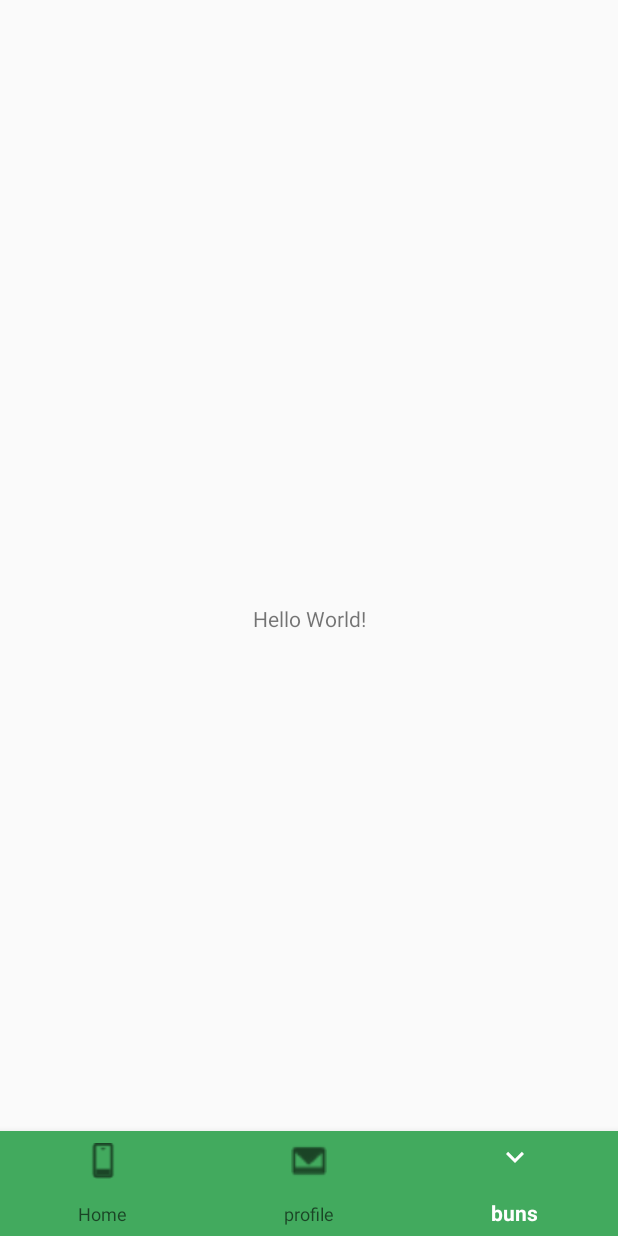
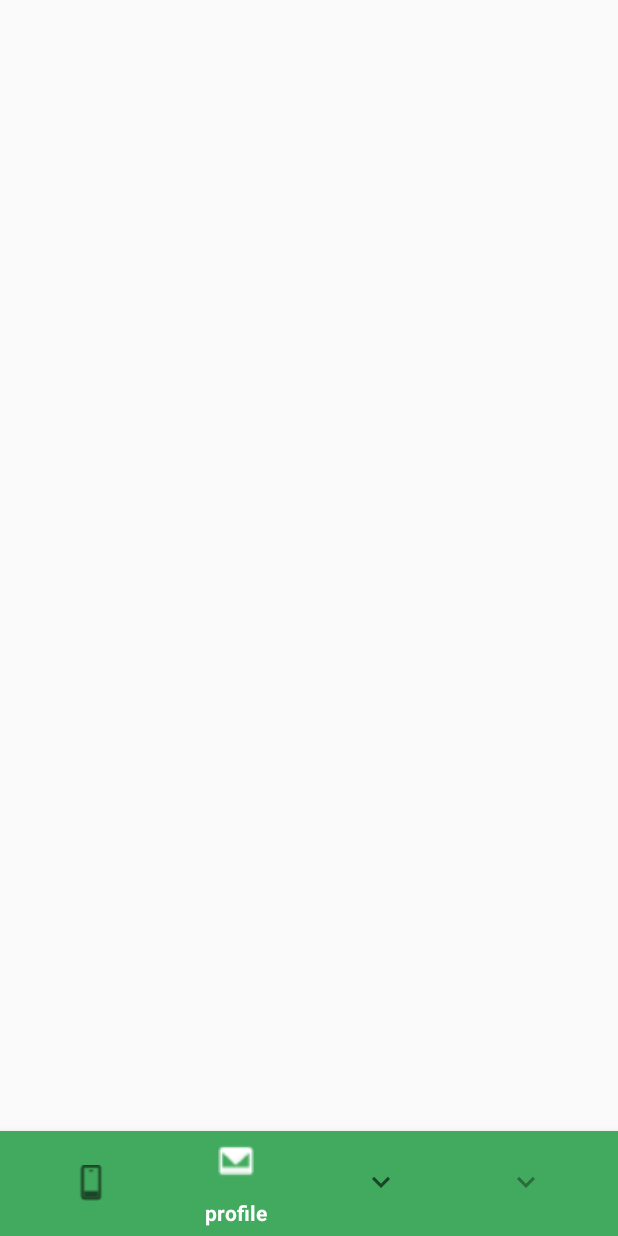
Before and after one commit to cranium44/DecagonClassroom, an Android app: the screen it shows after launch (MainActivity), item 3 of the bottom bar chosen, on a phone screen of 412 x 824 dp. Run offline under Robolectric (Android 15) with nearby library versions, the phone set to English and light mode, and no system bars; 3 statements that could not run were skipped.

Commit message:
created home and profile fragments, added to navbar

```diff
--- a/app/build.gradle
+++ b/app/build.gradle
@@ -29,6 +29,7 @@ dependencies {
     implementation 'androidx.appcompat:appcompat:1.1.0'
     implementation 'androidx.core:core-ktx:1.1.0'
     implementation 'androidx.constraintlayout:constraintlayout:1.1.3'
+    implementation 'androidx.legacy:legacy-support-v4:1.0.0'
     testImplementation 'junit:junit:4.12'
     androidTestImplementation 'androidx.test.ext:junit:1.1.1'
     androidTestImplementation 'androidx.test.espresso:espresso-core:3.2.0'
--- a/app/src/main/java/com/decagon/decagonclassroom/MainActivity.kt
+++ b/app/src/main/java/com/decagon/decagonclassroom/MainActivity.kt
@@ -1,18 +1,50 @@
 package com.decagon.decagonclassroom
 
-import android.content.Intent
 import android.os.Bundle
+import android.view.MenuItem
 import androidx.appcompat.app.AppCompatActivity
+import com.google.android.material.bottomnavigation.BottomNavigationView
 import kotlinx.android.synthetic.main.activity_main.*
 
-class MainActivity : AppCompatActivity() {
+class MainActivity : AppCompatActivity(), BottomNavigationView.OnNavigationItemSelectedListener {
+
+    override fun onNavigationItemSelected(p0: MenuItem): Boolean {
+        TODO("not implemented") //To change body of created functions use File | Settings | File Templates.
+    }
 
     override fun onCreate(savedInstanceState: Bundle?) {
         super.onCreate(savedInstanceState)
         setContentView(R.layout.activity_main)
+        val homeFragment = HomeFragment()
+        val profileFragment = ProfileFragment()
 
-        hello.setOnClickListener {
-            startActivity(Intent(applicationContext, LoginActivity::class.java))
+        supportFragmentManager.beginTransaction()
+            .replace(R.id.layout_fragment_container, homeFragment)
+            .commit()
+        bottom_navigation_view.selectedItemId = R.id.home_nav
+
+
+        bottom_navigation_view.setOnNavigationItemSelectedListener {
+            when (it.itemId) {
+                R.id.home_nav -> {
+                    supportFragmentManager.beginTransaction()
+                        .replace(R.id.layout_fragment_container, homeFragment)
+                        .commit()
+                    true
+                }
+                R.id.profile_nav -> {
+                    supportFragmentManager.beginTransaction()
+                        .replace(R.id.layout_fragment_container, profileFragment)
+                        .commit()
+                    true
+                }
+                else -> {
+                    false
+                }
+            }
         }
+
     }
+
+
 }
--- a/app/src/main/res/layout/activity_main.xml
+++ b/app/src/main/res/layout/activity_main.xml
@@ -6,21 +6,20 @@
     android:layout_height="match_parent"
     tools:context=".MainActivity">
 
-    <TextView
-        android:id="@+id/hello"
-        android:layout_width="wrap_content"
-        android:layout_height="wrap_content"
-        android:text="Hello World!"
-        app:layout_constraintBottom_toBottomOf="parent"
-        app:layout_constraintLeft_toLeftOf="parent"
-        app:layout_constraintRight_toRightOf="parent"
+    <FrameLayout
+        android:id="@+id/layout_fragment_container"
+        android:layout_width="0dp"
+        android:layout_height="0dp"
+        app:layout_constraintBottom_toTopOf="@+id/bottom_navigation_view"
+        app:layout_constraintEnd_toEndOf="parent"
+        app:layout_constraintStart_toStartOf="parent"
         app:layout_constraintTop_toTopOf="parent" />
 
     <com.google.android.material.bottomnavigation.BottomNavigationView
+        android:id="@+id/bottom_navigation_view"
         style="@style/Widget.Design.BottomNavigationView"
         android:layout_width="match_parent"
         android:layout_height="70dp"
-        android:layout_marginBottom="0dp"
         android:background="@color/light_green_button"
         app:layout_constraintBottom_toBottomOf="parent"
         app:layout_constraintEnd_toEndOf="parent"
--- a/app/src/main/res/menu/nav_menu.xml
+++ b/app/src/main/res/menu/nav_menu.xml
@@ -2,12 +2,17 @@
 <menu xmlns:android="http://schemas.android.com/apk/res/android">
 
     <item
+        android:id="@+id/home_nav"
         android:icon="@drawable/phone_icon"
         android:title="Home" />
     <item
+        android:id="@+id/profile_nav"
         android:icon="@drawable/email"
         android:title="profile" />
     <item
         android:icon="@drawable/ic_keyboard_arrow_down_black_24dp"
         android:title="buns" />
+    <item
+        android:icon="@drawable/ic_down"
+        android:title="Smooth" />
 </menu>
--- a/app/src/main/res/values/strings.xml
+++ b/app/src/main/res/values/strings.xml
@@ -22,4 +22,7 @@
         <item>Java</item>
         <item>Node JS</item>
     </string-array>
+
+    <!-- TODO: Remove or change this placeholder text -->
+    <string name="hello_blank_fragment">Hello blank fragment</string>
 </resources>
```
